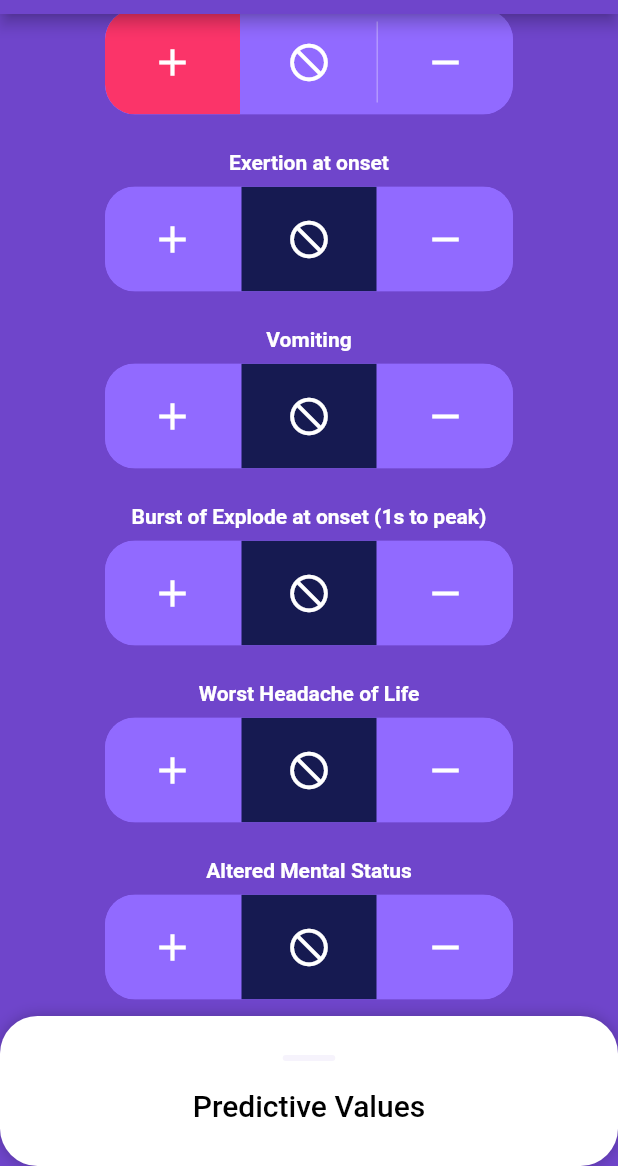
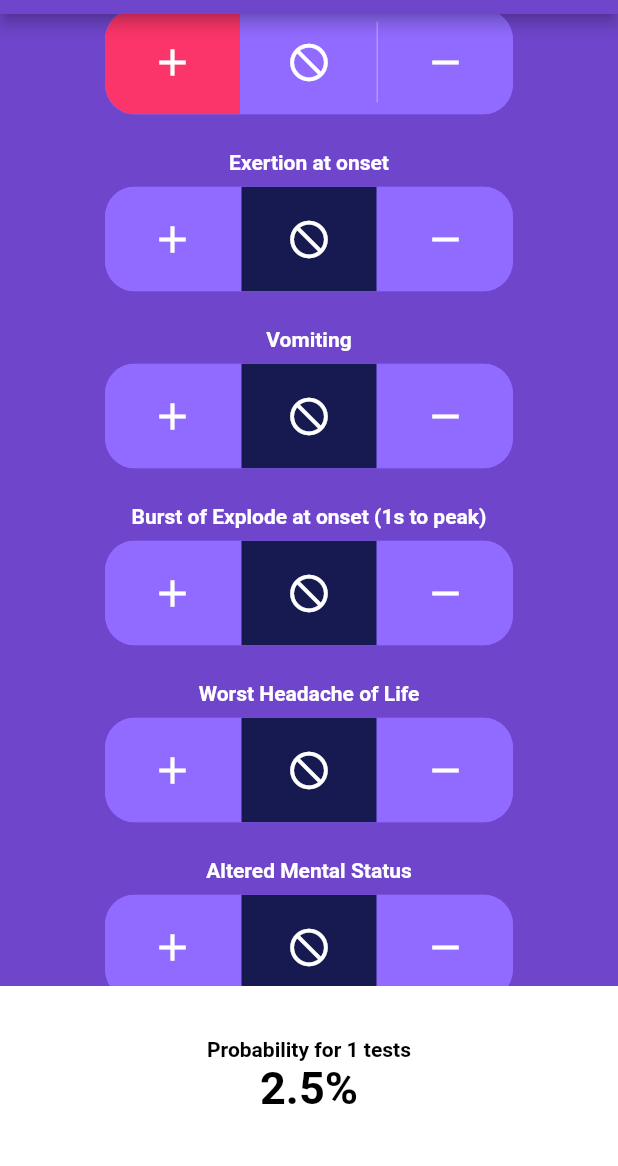
Before and after one commit to gkillick/sah_calculator, a Flutter app: the screen it shows after launch, scrolled down 576 dp, after a tap on the "add" icon, on a phone screen of 412 x 824 dp, the part 70-1236 px from its top. Run offline on Flutter 3.47's test engine with Material 2 defaults, Android fonts, the phone set to English and light mode, and no system bars; drawn by our look-alikes of sliding_up_panel, toggle_switch.

Commit message:
Added Provider for state management Added bottom container for rolling percentage

```diff
--- a/lib/calculator_page.dart
+++ b/lib/calculator_page.dart
@@ -1,194 +1,52 @@
 import 'package:flutter/cupertino.dart';
 import 'package:flutter/material.dart';
-import 'package:sah_calculator/risk_factor_brain.dart';
+import 'package:sah_calculator/models/risk_factor_brain.dart';
+import 'package:sah_calculator/widgets/risk_factor_toggle.dart';
 import 'package:sliding_up_panel/sliding_up_panel.dart';
+import 'package:provider/provider.dart';
+import 'package:sah_calculator/widgets/factor_list.dart';
 
-RiskFactorBrain riskFactorBrain = RiskFactorBrain();
-
-class CalculatorPage extends StatefulWidget {
+class CalculatorPage extends StatelessWidget {
   CalculatorPage({Key key, this.title}) : super(key: key);
 
   final String title;
-
-  @override
-  _CalculatorPageState createState() => _CalculatorPageState();
-}
-
-class _CalculatorPageState extends State<CalculatorPage> {
   @override
   Widget build(BuildContext context) {
     return Scaffold(
       appBar: AppBar(
-        title: Text(widget.title),
+        title: Text(title),
       ),
-      body: SlidingUpPanel(
-        controller: _pc,
-        maxHeight: 700,
-        borderRadius: BorderRadius.circular(25),
-        //sliding panel for Predictive Values
-        panel: Column(
+      body: Column(
         children: [
-            TextButton(
-              onPressed: () => {
-                if (_pc.isPanelOpen) {_pc.close()} else {_pc.open()}
-              },
-              style: ButtonStyle(
-                overlayColor: MaterialStateProperty.all(Colors.transparent),
+          FactorsList(),
+          Container(
+            padding: EdgeInsets.all(20),
+            width: 1 / 0,
+            height: 120,
+            child: Column(
+              crossAxisAlignment: CrossAxisAlignment.center,
+              mainAxisAlignment: MainAxisAlignment.center,
+              children: [
+                Text(
+                  'Probability for ${Provider.of<RiskFactorBrain>(context).testsPerformed} tests',
+                  style: TextStyle(color: Colors.black),
                 ),
-              child: Column(
-                children: [
-                  Container(
-                    height: 40,
-                    width: 500,
-                    child: Center(
-                      child: Container(
-                        decoration: BoxDecoration(
-                          color: Color(0xFFF6F3FC),
-                          borderRadius: BorderRadius.circular(50),
-                        ),
-                        height: 4,
-                        width: 35,
-                      ),
-                    ),
-                  ),
-                  Padding(
-                    padding: const EdgeInsets.only(bottom: 20.0),
-                    child: Text(
-                      "Predictive Values",
+                Text(
+                  '2.5%',
                   style: TextStyle(
-                        fontSize: 20,
                     color: Colors.black,
-                      ),
+                    fontSize: 30,
                   ),
                 ),
               ],
             ),
-            ),
-            Padding(
-              padding: const EdgeInsets.all(8.0),
-              child: Center(
-                child: Column(
-                  children: [
-                    PredictiveValue("Pre-CT Probability", 2.6),
-                    PredictiveValue("Pre-Lumbar Puncture", 4.0),
-                    PredictiveValue("Pre-Angiogram Probability", 55),
-                    PredictiveValue("Post-Angiogram Probability", 53),
-                  ],
-                ),
+            decoration: BoxDecoration(
+              color: Colors.white,
+              borderRadius: BorderRadius.only(
+                  topRight: Radius.circular(0), topLeft: Radius.circular(0)),
             ),
           ),
         ],
-        ),
-        body: SingleChildScrollView(
-          child: Center(
-              child: Column(
-            children: [
-              SizedBox(
-                height: 20,
-              ),
-              Text(
-                'History Factors',
-                style: Theme.of(context).textTheme.headline3,
-              ),
-              Column(
-                children: riskFactorBrain.getHistoryRiskFactors(),
-              ),
-              Padding(
-                padding: const EdgeInsets.all(40.0),
-                child: Divider(
-                  height: 20,
-                  thickness: 5,
-                  indent: 20,
-                  endIndent: 20,
-                ),
-              ),
-              Text(
-                'CT Factors',
-                style: Theme.of(context).textTheme.headline3,
-              ),
-              Column(
-                children: riskFactorBrain.getCTriskFactors(),
-              ),
-              Padding(
-                padding: const EdgeInsets.all(40.0),
-                child: Divider(
-                  height: 20,
-                  thickness: 5,
-                  indent: 20,
-                  endIndent: 20,
-                ),
-              ),
-              Text(
-                'LP Factors',
-                style: Theme.of(context).textTheme.headline3,
-              ),
-              Column(
-                children: riskFactorBrain.getLPriskFactors(),
-              ),
-              Padding(
-                padding: const EdgeInsets.all(40.0),
-                child: Divider(
-                  height: 20,
-                  thickness: 5,
-                  indent: 20,
-                  endIndent: 20,
-                ),
-              ),
-              Text(
-                'Angio Factors',
-                style: Theme.of(context).textTheme.headline3,
-              ),
-              Column(
-                children: riskFactorBrain.getAngioRiskFactors(),
-              ),
-              SizedBox(
-                height: 210,
-              )
-            ],
-          )),
-        ),
-      ),
-    );
-  }
-}
-
-//bottom sheet for displaying predictive values
-class PredictiveValue extends StatelessWidget {
-  final String predictiveTitle;
-  final double predictiveValue;
-  PredictiveValue(this.predictiveTitle, this.predictiveValue);
-
-  @override
-  Widget build(BuildContext context) {
-    return Padding(
-      padding: const EdgeInsets.all(10.0),
-      child: Container(
-        width: 250,
-        decoration: BoxDecoration(
-          borderRadius: BorderRadius.circular(20),
-          color: Color(0xFFF6F3FC),
-        ),
-        child: Padding(
-          padding: const EdgeInsets.all(20.0),
-          child: Column(
-            children: [
-              Text(
-                predictiveTitle,
-                style: TextStyle(
-                  color: Colors.black,
-                ),
-              ),
-              Text(
-                "$predictiveValue%",
-                style: TextStyle(
-                  fontSize: 50,
-                  color: Colors.black,
-                  fontWeight: FontWeight.bold,
-                ),
-              ),
-            ],
-          ),
-        ),
       ),
     );
   }
--- a/lib/main.dart
+++ b/lib/main.dart
@@ -1,5 +1,7 @@
 import 'package:flutter/material.dart';
 import 'package:sah_calculator/calculator_page.dart';
+import 'package:provider/provider.dart';
+import 'package:sah_calculator/models/risk_factor_brain.dart';
 
 void main() {
   runApp(MyApp());
@@ -9,7 +11,9 @@ class MyApp extends StatelessWidget {
   // This widget is the root of your application.
   @override
   Widget build(BuildContext context) {
-    return MaterialApp(
+    return ChangeNotifierProvider<RiskFactorBrain>(
+      create: (context) => RiskFactorBrain(),
+      child: MaterialApp(
         title: 'Flutter Demo',
         theme: ThemeData.light().copyWith(
             primaryColor: Color(0xFF6F45CB),
@@ -26,6 +30,7 @@ class MyApp extends StatelessWidget {
               ),
             )),
         home: CalculatorPage(title: 'SAH Calculator'),
+      ),
     );
   }
 }
--- a/lib/risk_factor_brain.dart
+++ b/lib/models/risk_factor_brain.dart
@@ -1,10 +1,11 @@
 import 'package:flutter/cupertino.dart';
-import 'package:sah_calculator/risk_factor_toggle.dart';
+import 'package:sah_calculator/widgets/risk_factor_toggle.dart';
 
 import 'risk_factor.dart';
 
-class RiskFactorBrain {
-  List _historyRiskFactors = [
+class RiskFactorBrain extends ChangeNotifier {
+  int testsPerformed = 0;
+  List historyRiskFactors = [
     RiskFactor(
         title: "Age ≥ 40",
         positiveLR: 1.73,
@@ -78,7 +79,7 @@ class RiskFactorBrain {
     //add in other factors
   ];
 
-  List _ctRiskFactors = [
+  List ctRiskFactors = [
     RiskFactor(
         title: "< 6hours: Non contrast head CT",
         positiveLR: 234.55,
@@ -93,16 +94,9 @@ class RiskFactorBrain {
         sensitivity: 0.89,
         specificity: 1.0,
         ref: 2),
-    RiskFactor(
-        title: "Focal Neuro Deficit",
-        positiveLR: 3.26,
-        negativeLR: 0.81,
-        sensitivity: 0.31,
-        specificity: 0.93,
-        ref: 2)
   ];
 
-  List _lpRiskFactors = [
+  List lpRiskFactors = [
     RiskFactor(
         title: "Xanthochromia on visual inspection",
         positiveLR: 12.56,
@@ -119,7 +113,7 @@ class RiskFactorBrain {
         ref: 2),
   ];
 
-  List _angioRiskFactors = [
+  List angioRiskFactors = [
     RiskFactor(
         title: "Negative CT Angiogram",
         positiveLR: 1.0 / 0.0,
@@ -131,7 +125,7 @@ class RiskFactorBrain {
 
   List<Widget> getHistoryRiskFactors() {
     List<Widget> factors = [];
-    for (RiskFactor riskFactor in _historyRiskFactors) {
+    for (RiskFactor riskFactor in historyRiskFactors) {
       factors.add(RiskFactorToggle(riskFactor));
     }
     return factors;
@@ -139,7 +133,7 @@ class RiskFactorBrain {
 
   List<Widget> getCTriskFactors() {
     List<Widget> factors = [];
-    for (RiskFactor riskFactor in _ctRiskFactors) {
+    for (RiskFactor riskFactor in ctRiskFactors) {
       factors.add(RiskFactorToggle(riskFactor));
     }
     return factors;
@@ -147,7 +141,7 @@ class RiskFactorBrain {
 
   List<Widget> getLPriskFactors() {
     List<Widget> factors = [];
-    for (RiskFactor riskFactor in _lpRiskFactors) {
+    for (RiskFactor riskFactor in lpRiskFactors) {
       factors.add(RiskFactorToggle(riskFactor));
     }
     return factors;
@@ -155,13 +149,55 @@ class RiskFactorBrain {
 
   List<Widget> getAngioRiskFactors() {
     List<Widget> factors = [];
-    for (RiskFactor riskFactor in _angioRiskFactors) {
+    for (RiskFactor riskFactor in angioRiskFactors) {
       factors.add(RiskFactorToggle(riskFactor));
     }
     return factors;
   }
 
-  RiskFactor getRiskFactor() {
-    return _historyRiskFactors.first;
+  //reset selected values
+  void resetSelectedRiskFactors() {
+    historyRiskFactors.forEach((factor) => factor.selected = 1);
+    ctRiskFactors.forEach((factor) => factor.selected = 1);
+    lpRiskFactors.forEach((factor) => factor.selected = 1);
+    angioRiskFactors.forEach((factor) => factor.selected = 1);
+    calculateTestsPerformed();
+    notifyListeners();
   }
+
+  //update state of selected risk factor value
+  void updateRiskFactor(RiskFactor factor, int selectedValue) {
+    factor.selected = selectedValue;
+    calculateTestsPerformed();
+    notifyListeners();
+  }
+
+  //calculate tests performed when test selected
+  void calculateTestsPerformed() {
+    int testsPerformed = 0;
+    historyRiskFactors.forEach((factor) {
+      if (factor.selected != 1) {
+        testsPerformed++;
+      }
+    });
+    ctRiskFactors.forEach((factor) {
+      if (factor.selected != 1) {
+        testsPerformed++;
+      }
+    });
+    lpRiskFactors.forEach((factor) {
+      if (factor.selected != 1) {
+        testsPerformed++;
+      }
+    });
+    angioRiskFactors.forEach((factor) {
+      if (factor.selected != 1) {
+        testsPerformed++;
+      }
+    });
+
+    this.testsPerformed = testsPerformed;
+  }
+
+  void calculateRiskProbability() {}
 }
--- /dev/null
+++ b/lib/widgets/factor_list.dart
@@ -0,0 +1,116 @@
+import 'package:flutter/material.dart';
+import 'package:provider/provider.dart';
+import 'package:sah_calculator/models/risk_factor_brain.dart';
+
+class FactorsList extends StatelessWidget {
+  const FactorsList({
+    Key key,
+  }) : super(key: key);
+
+  @override
+  Widget build(BuildContext context) {
+    return Expanded(
+      child: SingleChildScrollView(
+        child: Center(
+            child: Column(
+          children: [
+            SizedBox(
+              height: 20,
+            ),
+            Text(
+              'History Factors',
+              style: Theme.of(context).textTheme.headline3,
+            ),
+            Column(
+              children:
+                  Provider.of<RiskFactorBrain>(context).getHistoryRiskFactors(),
+            ),
+            Padding(
+              padding: const EdgeInsets.all(40.0),
+              child: Divider(
+                height: 20,
+                thickness: 5,
+                indent: 20,
+                endIndent: 20,
+              ),
+            ),
+            Text(
+              'CT Factors',
+              style: Theme.of(context).textTheme.headline3,
+            ),
+            Column(
+              children:
+                  Provider.of<RiskFactorBrain>(context).getCTriskFactors(),
+            ),
+            Padding(
+              padding: const EdgeInsets.all(40.0),
+              child: Divider(
+                height: 20,
+                thickness: 5,
+                indent: 20,
+                endIndent: 20,
+              ),
+            ),
+            Text(
+              'LP Factors',
+              style: Theme.of(context).textTheme.headline3,
+            ),
+            Column(
+              children:
+                  Provider.of<RiskFactorBrain>(context).getLPriskFactors(),
+            ),
+            Padding(
+              padding: const EdgeInsets.all(40.0),
+              child: Divider(
+                height: 20,
+                thickness: 5,
+                indent: 20,
+                endIndent: 20,
+              ),
+            ),
+            Text(
+              'Angio Factors',
+              style: Theme.of(context).textTheme.headline3,
+            ),
+            Column(
+              children:
+                  Provider.of<RiskFactorBrain>(context).getAngioRiskFactors(),
+            ),
+            Padding(
+              padding: const EdgeInsets.all(40.0),
+              child: Divider(
+                height: 20,
+                thickness: 5,
+                indent: 20,
+                endIndent: 20,
+              ),
+            ),
+            SizedBox(
+              width: 275,
+              child: TextButton(
+                onPressed: () =>
+                    Provider.of<RiskFactorBrain>(context, listen: false)
+                        .resetSelectedRiskFactors(),
+                style: TextButton.styleFrom(
+                    padding: EdgeInsets.all(20),
+                    shape: RoundedRectangleBorder(
+                        borderRadius: new BorderRadius.circular(15.0)),
+                    backgroundColor: Colors.blueAccent),
+                child: Text(
+                  'Reset Tests',
+                  style: TextStyle(
+                    fontSize: 20,
+                    color: Colors.white,
+                  ),
+                ),
+              ),
+            ),
+            SizedBox(
+              height: 30,
+            )
+          ],
+        )),
+      ),
+    );
+  }
+}
--- a/lib/risk_factor_toggle.dart
+++ b/lib/widgets/risk_factor_toggle.dart
@@ -1,8 +1,9 @@
 import 'package:flutter/material.dart';
 import 'package:sah_calculator/calculator_page.dart';
-import 'package:sah_calculator/risk_factor.dart';
-import 'package:sah_calculator/risk_factor_brain.dart';
+import 'package:sah_calculator/models/risk_factor.dart';
+import 'package:sah_calculator/models/risk_factor_brain.dart';
 import 'package:toggle_switch/toggle_switch.dart';
+import 'package:provider/provider.dart';
 
 class RiskFactorToggle extends StatelessWidget {
   RiskFactorToggle(this.riskFactor);
@@ -21,7 +22,7 @@ class RiskFactorToggle extends StatelessWidget {
           ToggleSwitch(
             minWidth: 90.0,
             minHeight: 70.0,
-            initialLabelIndex: 1,
+            initialLabelIndex: riskFactor.selected,
             cornerRadius: 20.0,
             activeFgColor: Colors.white,
             inactiveBgColor: Color(0xFF916AFF),
@@ -40,7 +41,8 @@ class RiskFactorToggle extends StatelessWidget {
             ],
             onToggle: (index) {
               //update selected risk factor
-              riskFactor.selected = index;
+              Provider.of<RiskFactorBrain>(context, listen: false)
+                  .updateRiskFactor(riskFactor, index);
             },
           ),
         ],
--- a/pubspec.yaml
+++ b/pubspec.yaml
@@ -30,6 +30,7 @@ dependencies:
   cupertino_icons: ^1.0.2
   toggle_switch: ^0.1.9
   sliding_up_panel: ^1.0.2
+  provider: ^5.0.0
 
 dev_dependencies:
   flutter_test:
```
Also changed, not shown: lib/models/risk_factor.dart (renamed from lib/risk_factor.dart), pubspec.lock. Lines whose indentation alone changed are shown as unchanged.
